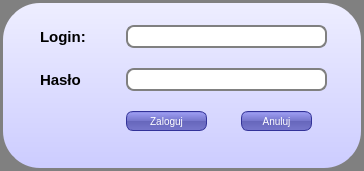
Above: login.ui from peter890/Wydatnik before the change. Below: the same form after it.
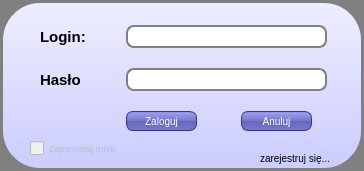
That is the form after the change. Icons and pictures are not drawn.

What changed in the file:
```diff
--- a/login.ui
+++ b/login.ui
@@ -133,7 +133,7 @@
      <rect>
       <x>126</x>
       <y>111</y>
-      <width>81</width>
+      <width>71</width>
       <height>20</height>
      </rect>
     </property>
@@ -154,6 +154,48 @@
      <bool>false</bool>
     </property>
    </widget>
+   <widget class="QCheckBox" name="checkBox">
+    <property name="enabled">
+     <bool>false</bool>
+    </property>
+    <property name="geometry">
+     <rect>
+      <x>30</x>
+      <y>140</y>
+      <width>95</width>
+      <height>16</height>
+     </rect>
+    </property>
+    <property name="font">
+     <font>
+      <pointsize>7</pointsize>
+     </font>
+    </property>
+    <property name="text">
+     <string>Zapamiętaj mnie</string>
+    </property>
+   </widget>
+   <widget class="QLabel" name="label_register">
+    <property name="geometry">
+     <rect>
+      <x>260</x>
+      <y>150</y>
+      <width>71</width>
+      <height>16</height>
+     </rect>
+    </property>
+    <property name="styleSheet">
+     <string notr="true">#label_register{
+	font-size: 10px;
+	font-weight: normal;}
+#label_register:hover{
+color: red;
+}</string>
+    </property>
+    <property name="text">
+     <string>zarejestruj się...</string>
+    </property>
+   </widget>
   </widget>
  </widget>
  <resources>
```
Left out of the diff: 7 changed lines with no effect on the pictures.
